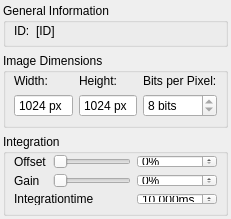
Before: the Qt Designer form PCOSensicam/dockWidgetPCOSensicam.ui in itom-project/plugins, drawn with Qt 5.
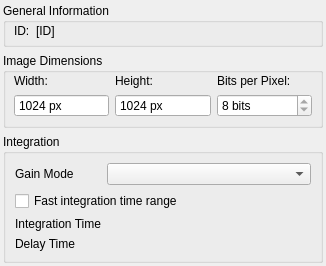
After: the same form once the commit is applied. Custom widgets are drawn as their Qt base class.

Commit message: further adaptions to PCO Sensicam

Patch:
```diff
--- a/PCOSensicam/dockWidgetPCOSensicam.ui
+++ b/PCOSensicam/dockWidgetPCOSensicam.ui
@@ -6,14 +6,14 @@
    <rect>
     <x>0</x>
     <y>0</y>
-    <width>231</width>
-    <height>219</height>
+    <width>326</width>
+    <height>260</height>
    </rect>
   </property>
   <property name="minimumSize">
    <size>
     <width>0</width>
-    <height>219</height>
+    <height>0</height>
    </size>
   </property>
   <property name="windowTitle">
@@ -192,129 +192,53 @@
    </item>
    <item row="2" column="0">
     <widget class="QGroupBox" name="groupBox_3">
+     <property name="maximumSize">
+      <size>
+       <width>16777215</width>
+       <height>16777215</height>
+      </size>
+     </property>
      <property name="title">
       <string>Integration</string>
      </property>
-     <layout class="QGridLayout" name="gridLayout_2">
-      <property name="leftMargin">
-       <number>8</number>
-      </property>
-      <property name="topMargin">
-       <number>1</number>
-      </property>
-      <property name="rightMargin">
-       <number>8</number>
-      </property>
-      <property name="bottomMargin">
-       <number>8</number>
-      </property>
+     <layout class="QFormLayout" name="formLayout">
       <item row="0" column="0">
-       <widget class="QLabel" name="label_offset">
+       <widget class="QLabel" name="label_integration_time_2">
         <property name="text">
-         <string>Offset</string>
+         <string>Gain Mode</string>
         </property>
        </widget>
       </item>
       <item row="0" column="1">
-       <widget class="QSlider" name="horizontalSlider_offset">
-        <property name="maximum">
-         <number>100</number>
-        </property>
-        <property name="tracking">
-         <bool>false</bool>
-        </property>
-        <property name="orientation">
-         <enum>Qt::Horizontal</enum>
-        </property>
-       </widget>
+       <widget class="QComboBox" name="comboGainMode"/>
       </item>
-      <item row="0" column="2">
-       <widget class="QSpinBox" name="spinBox_offset">
-        <property name="keyboardTracking">
-         <bool>false</bool>
-        </property>
-        <property name="suffix">
-         <string>%</string>
-        </property>
-        <property name="minimum">
-         <number>0</number>
-        </property>
-        <property name="maximum">
-         <number>100</number>
-        </property>
-       </widget>
-      </item>
-      <item row="1" column="0">
-       <widget class="QLabel" name="label_gain">
-        <property name="text">
-         <string>Gain</string>
-        </property>
-       </widget>
-      </item>
-      <item row="1" column="1">
-       <widget class="QSlider" name="horizontalSlider_gain">
-        <property name="maximum">
-         <number>100</number>
-        </property>
-        <property name="tracking">
-         <bool>false</bool>
-        </property>
-        <property name="orientation">
-         <enum>Qt::Horizontal</enum>
-        </property>
-       </widget>
-      </item>
-      <item row="1" column="2">
-       <widget class="QSpinBox" name="spinBox_gain">
-        <property name="keyboardTracking">
-         <bool>false</bool>
-        </property>
-        <property name="suffix">
-         <string>%</string>
-        </property>
-        <property name="minimum">
-         <number>0</number>
-        </property>
-        <property name="maximum">
-         <number>100</number>
-        </property>
-       </widget>
-      </item>
-      <item row="2" column="0" colspan="2">
+      <item row="2" column="0">
        <widget class="QLabel" name="label_integration_time">
         <property name="text">
-         <string>Integrationtime</string>
+         <string>Integration Time</string>
         </property>
        </widget>
       </item>
-      <item row="2" column="2">
-       <widget class="QDoubleSpinBox" name="doubleSpinBox_integration_time">
-        <property name="keyboardTracking">
-         <bool>false</bool>
+      <item row="2" column="1">
+       <widget class="SliderWidget" name="slider_exposure"/>
+      </item>
+      <item row="1" column="0" colspan="2">
+       <widget class="QCheckBox" name="checkFastMode">
+        <property name="text">
+         <string>Fast integration time range</string>
         </property>
-        <property name="prefix">
-         <string/>
+       </widget>
+      </item>
+      <item row="3" column="0">
+       <widget class="QLabel" name="label_delay_time">
+        <property name="text">
+         <string>Delay Time</string>
         </property>
-        <property name="suffix">
-         <string>ms</string>
-        </property>
-        <property name="decimals">
-         <number>3</number>
-        </property>
-        <property name="minimum">
-         <double>0.005000000000000</double>
-        </property>
-        <property name="maximum">
-         <double>65.000000000000000</double>
-        </property>
-        <property name="singleStep">
-         <double>0.001000000000000</double>
-        </property>
-        <property name="value">
-         <double>10.000000000000000</double>
-        </property>
        </widget>
       </item>
+      <item row="3" column="1">
+       <widget class="SliderWidget" name="slider_delay"/>
+      </item>
      </layout>
     </widget>
    </item>
@@ -333,6 +257,13 @@
    </item>
   </layout>
  </widget>
+ <customwidgets>
+  <customwidget>
+   <class>SliderWidget</class>
+   <extends>QWidget</extends>
+   <header>sliderWidget.h</header>
+  </customwidget>
+ </customwidgets>
  <resources/>
  <connections>
   <connection>
```
Left out of the diff: 67 changed lines with no effect on the pictures. The commit also changes 5 other files.
